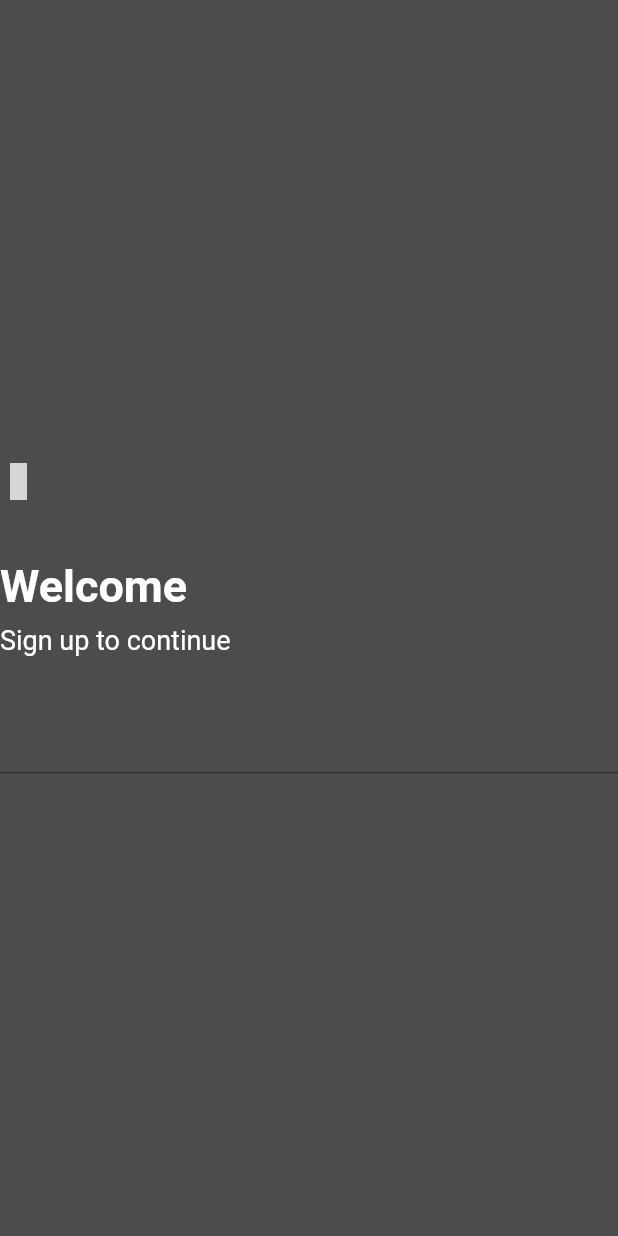
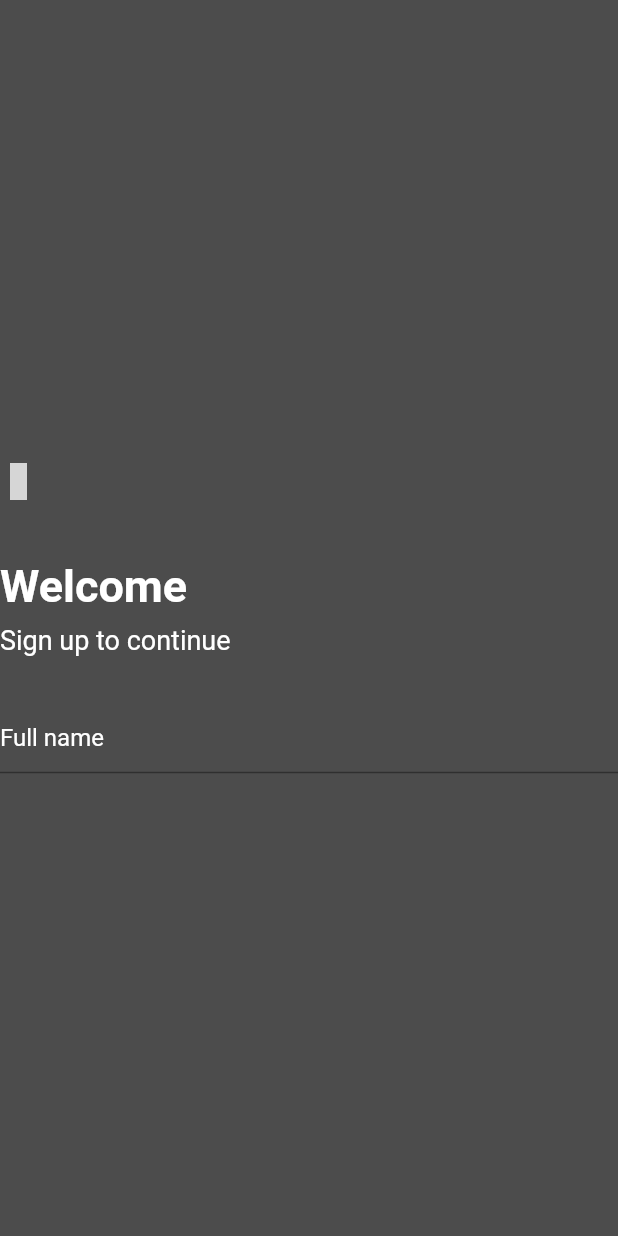
Before and after one commit to Devsaci/grocery_app_hadi_v2, a Flutter app: the RegisterScreen screen opened by its route, on a phone screen of 412 x 824 dp. Run offline on Flutter 3.47's test engine with Material 2 defaults, Android fonts, the phone set to English and light mode, and no system bars; drawn by our look-alikes of card_swiper; our stand-ins replace fancy_shimmer_image, flutter_iconly, shared_preferences; accounts and stored records are empty; grey boxes are pictures that could not be loaded.

Commit message:
decoration  Full Name

```diff
--- a/lib/screens/auth/register.dart
+++ b/lib/screens/auth/register.dart
@@ -93,9 +93,14 @@ class _RegisterScreenState extends State<RegisterScreen> {
                         }
                       },
                       style: const TextStyle(color: Colors.white),
+                      decoration: const InputDecoration(
+                        hintText: 'Full name',
+                        hintStyle: TextStyle(color: Colors.white),
+                      ),
                     ),
                   ],
-                  ))
+                ),
+              ),
             ],
           )
         ],
```
Lines whose indentation alone changed are shown as unchanged.
